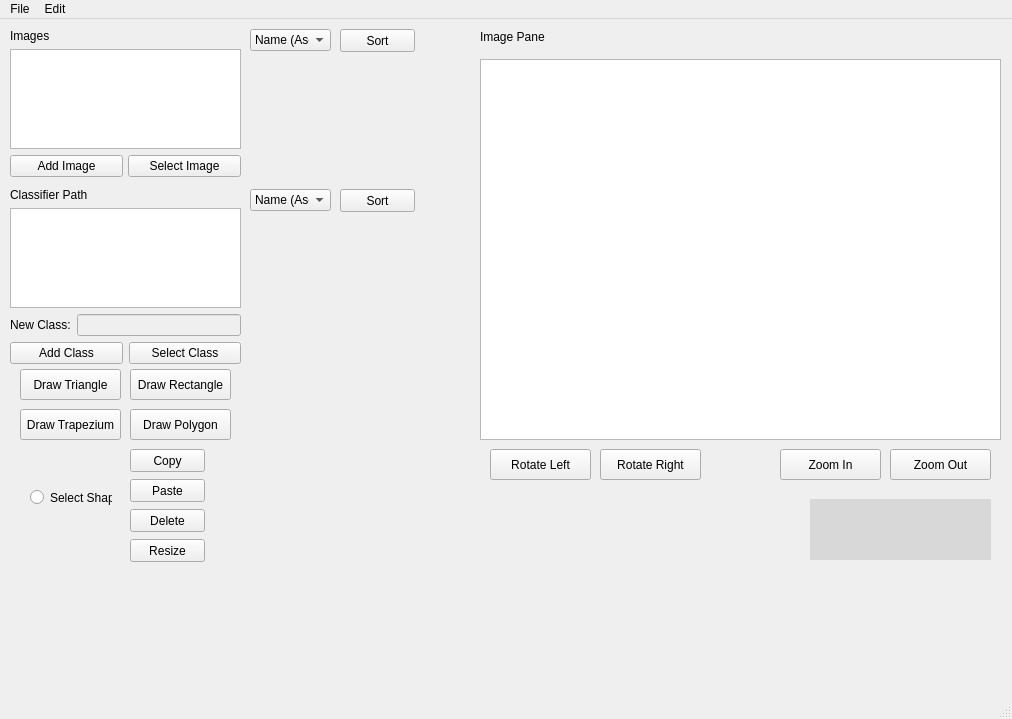
The window that SDIProject-master/QTPracticeNew/mainwindow.ui (BRees2451/SDIProject) describes before a commit, drawn with Qt 5.
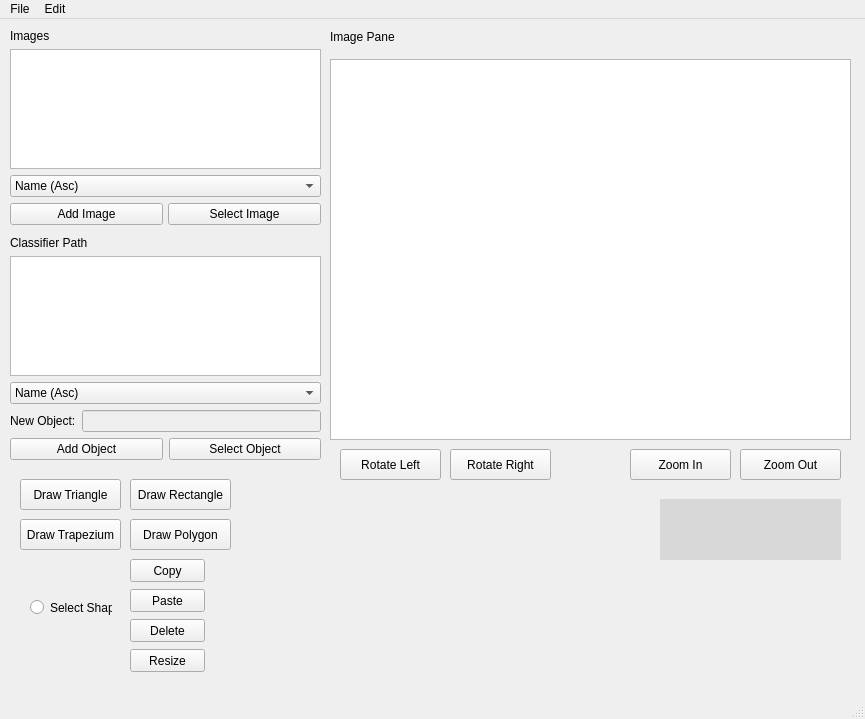
The same window after the commit. Custom widgets are drawn as their Qt base class.

The edit to the form file:
```diff
--- a/SDIProject-master/QTPracticeNew/mainwindow.ui
+++ b/SDIProject-master/QTPracticeNew/mainwindow.ui
@@ -6,7 +6,7 @@
    <rect>
     <x>0</x>
     <y>0</y>
-    <width>1012</width>
+    <width>865</width>
     <height>719</height>
    </rect>
   </property>
@@ -17,7 +17,7 @@
    <widget class="matDisplay" name="graphicsView">
     <property name="geometry">
      <rect>
-      <x>480</x>
+      <x>330</x>
       <y>40</y>
       <width>521</width>
       <height>381</height>
@@ -27,7 +27,7 @@
    <widget class="QPushButton" name="ZoomInButton">
     <property name="geometry">
      <rect>
-      <x>780</x>
+      <x>630</x>
       <y>430</y>
       <width>101</width>
       <height>31</height>
@@ -40,7 +40,7 @@
    <widget class="QPushButton" name="ZoomOutButton">
     <property name="geometry">
      <rect>
-      <x>890</x>
+      <x>740</x>
       <y>430</y>
       <width>101</width>
       <height>31</height>
@@ -54,7 +54,7 @@
     <property name="geometry">
      <rect>
       <x>20</x>
-      <y>350</y>
+      <y>460</y>
       <width>101</width>
       <height>31</height>
      </rect>
@@ -67,7 +67,7 @@
     <property name="geometry">
      <rect>
       <x>130</x>
-      <y>350</y>
+      <y>460</y>
       <width>101</width>
       <height>31</height>
      </rect>
@@ -80,7 +80,7 @@
     <property name="geometry">
      <rect>
       <x>20</x>
-      <y>390</y>
+      <y>500</y>
       <width>101</width>
       <height>31</height>
      </rect>
@@ -93,7 +93,7 @@
     <property name="geometry">
      <rect>
       <x>130</x>
-      <y>390</y>
+      <y>500</y>
       <width>101</width>
       <height>31</height>
      </rect>
@@ -105,7 +105,7 @@
    <widget class="QLabel" name="label_3">
     <property name="geometry">
      <rect>
-      <x>480</x>
+      <x>330</x>
       <y>10</y>
       <width>111</width>
       <height>16</height>
@@ -118,7 +118,7 @@
    <widget class="QPushButton" name="RotateLButton">
     <property name="geometry">
      <rect>
-      <x>490</x>
+      <x>340</x>
       <y>430</y>
       <width>101</width>
       <height>31</height>
@@ -131,7 +131,7 @@
    <widget class="QPushButton" name="RotateRButton">
     <property name="geometry">
      <rect>
-      <x>600</x>
+      <x>450</x>
       <y>430</y>
       <width>101</width>
       <height>31</height>
@@ -146,8 +146,8 @@
      <rect>
       <x>10</x>
       <y>10</y>
-      <width>231</width>
-      <height>335</height>
+      <width>311</width>
+      <height>431</height>
      </rect>
     </property>
     <layout class="QVBoxLayout" name="verticalLayout">
@@ -161,6 +161,30 @@
      <item>
       <widget class="QListWidget" name="ImagesWindow"/>
      </item>
+     <item>
+      <widget class="QComboBox" name="sortImageBy">
+       <item>
+        <property name="text">
+         <string>Name (Asc)</string>
+        </property>
+       </item>
+       <item>
+        <property name="text">
+         <string>Name (Desc)</string>
+        </property>
+       </item>
+       <item>
+        <property name="text">
+         <string>Date (Asc)</string>
+        </property>
+       </item>
+       <item>
+        <property name="text">
+         <string>Date (Desc)</string>
+        </property>
+       </item>
+      </widget>
+     </item>
      <item>
       <layout class="QHBoxLayout" name="horizontalLayout">
        <property name="spacing">
@@ -195,6 +219,20 @@
      <item>
       <widget class="QListWidget" name="ClassWindow"/>
      </item>
+     <item>
+      <widget class="QComboBox" name="sortClassBy">
+       <item>
+        <property name="text">
+         <string>Name (Asc)</string>
+        </property>
+       </item>
+       <item>
+        <property name="text">
+         <string>Name (Desc)</string>
+        </property>
+       </item>
+      </widget>
+     </item>
      <item>
       <layout class="QHBoxLayout" name="newClassLayout">
        <item>
@@ -203,7 +241,7 @@
           <bool>true</bool>
          </property>
          <property name="text">
-          <string>New Class:</string>
+          <string>New Object:</string>
          </property>
         </widget>
        </item>
@@ -221,14 +259,14 @@
        <item>
         <widget class="QPushButton" name="addClassButton">
          <property name="text">
-          <string>Add Class</string>
+          <string>Add Object</string>
          </property>
         </widget>
        </item>
        <item>
         <widget class="QPushButton" name="selectClassButton">
          <property name="text">
-          <string>Select Class</string>
+          <string>Select Object</string>
          </property>
         </widget>
        </item>
@@ -239,7 +277,7 @@
    <widget class="QLabel" name="mouse_position_label">
     <property name="geometry">
      <rect>
-      <x>810</x>
+      <x>660</x>
       <y>480</y>
       <width>181</width>
       <height>61</height>
@@ -252,87 +290,11 @@
      <string/>
     </property>
    </widget>
-   <widget class="QComboBox" name="sortImageBy">
-    <property name="geometry">
-     <rect>
-      <x>250</x>
-      <y>10</y>
-      <width>81</width>
-      <height>22</height>
-     </rect>
-    </property>
-    <item>
-     <property name="text">
-      <string>Name (Asc)</string>
-     </property>
-    </item>
-    <item>
-     <property name="text">
-      <string>Name (Desc)</string>
-     </property>
-    </item>
-    <item>
-     <property name="text">
-      <string>Date (Asc)</string>
-     </property>
-    </item>
-    <item>
-     <property name="text">
-      <string>Date( Desc)</string>
-     </property>
-    </item>
-   </widget>
-   <widget class="QPushButton" name="sortImage">
-    <property name="geometry">
-     <rect>
-      <x>340</x>
-      <y>10</y>
-      <width>75</width>
-      <height>23</height>
-     </rect>
-    </property>
-    <property name="text">
-     <string>Sort</string>
-    </property>
-   </widget>
-   <widget class="QComboBox" name="sortClassBy">
-    <property name="geometry">
-     <rect>
-      <x>250</x>
-      <y>170</y>
-      <width>81</width>
-      <height>22</height>
-     </rect>
-    </property>
-    <item>
-     <property name="text">
-      <string>Name (Asc)</string>
-     </property>
-    </item>
-    <item>
-     <property name="text">
-      <string>Name (Desc)</string>
-     </property>
-    </item>
-   </widget>
-   <widget class="QPushButton" name="sortClass">
-    <property name="geometry">
-     <rect>
-      <x>340</x>
-      <y>170</y>
-      <width>75</width>
-      <height>23</height>
-     </rect>
-    </property>
-    <property name="text">
-     <string>Sort</string>
-    </property>
-   </widget>
    <widget class="QRadioButton" name="radioButton">
     <property name="geometry">
      <rect>
       <x>30</x>
-      <y>470</y>
+      <y>580</y>
       <width>82</width>
       <height>17</height>
      </rect>
@@ -345,7 +307,7 @@
     <property name="geometry">
      <rect>
       <x>130</x>
-      <y>460</y>
+      <y>570</y>
       <width>75</width>
       <height>23</height>
      </rect>
@@ -358,7 +320,7 @@
     <property name="geometry">
      <rect>
       <x>130</x>
-      <y>430</y>
+      <y>540</y>
       <width>75</width>
       <height>23</height>
      </rect>
@@ -371,7 +333,7 @@
     <property name="geometry">
      <rect>
       <x>130</x>
-      <y>490</y>
+      <y>600</y>
       <width>75</width>
       <height>23</height>
      </rect>
@@ -384,7 +346,7 @@
     <property name="geometry">
      <rect>
       <x>130</x>
-      <y>520</y>
+      <y>630</y>
       <width>75</width>
       <height>23</height>
      </rect>
@@ -399,7 +361,7 @@
     <rect>
      <x>0</x>
      <y>0</y>
-     <width>1012</width>
+     <width>865</width>
      <height>21</height>
     </rect>
    </property>
```
